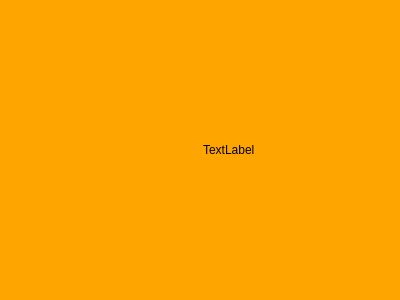
First picture: the form in qdeltaedit.ui, repository pavelovcharov/QDeltaEdit, before the edit.
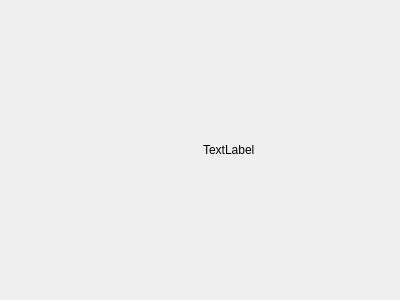
Second picture: the form after the edit. Custom widgets are drawn as their Qt base class.

The edit to the form file:
```diff
--- a/qdeltaedit.ui
+++ b/qdeltaedit.ui
@@ -13,9 +13,6 @@
   <property name="windowTitle">
    <string>Form</string>
   </property>
-  <property name="styleSheet">
-   <string notr="true">background:orange</string>
-  </property>
   <layout class="QHBoxLayout" name="horizontalLayout_2">
    <item>
     <layout class="QHBoxLayout" name="horizontalLayout">
```
